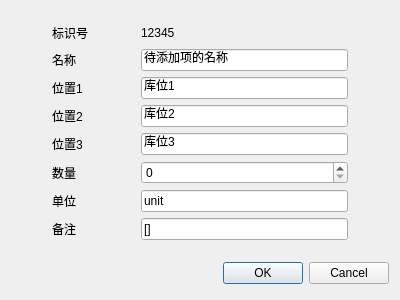
huqng/StorageManager, file StorageManager/DlgAddItem.ui: the form before one commit.
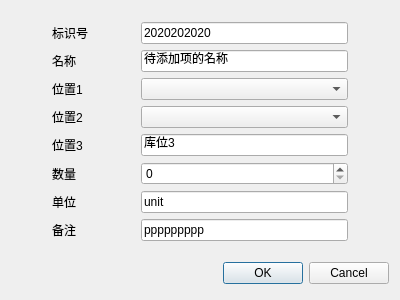
The form after the commit.

Patch:
```diff
--- a/StorageManager/DlgAddItem.ui
+++ b/StorageManager/DlgAddItem.ui
@@ -36,13 +36,6 @@
        </property>
       </widget>
      </item>
-     <item row="3" column="2">
-      <widget class="QLineEdit" name="lineEditItemPosition2">
-       <property name="text">
-        <string>库位2</string>
-       </property>
-      </widget>
-     </item>
      <item row="6" column="1">
       <widget class="QLabel" name="label_8">
        <property name="text">
@@ -58,7 +51,11 @@
       </widget>
      </item>
      <item row="5" column="2">
-      <widget class="QSpinBox" name="sbItemQuantity"/>
+      <widget class="QSpinBox" name="sbItemQuantity">
+       <property name="maximum">
+        <number>9999</number>
+       </property>
+      </widget>
      </item>
      <item row="3" column="1">
       <widget class="QLabel" name="label_5">
@@ -81,13 +78,6 @@
        </property>
       </widget>
      </item>
-     <item row="2" column="2">
-      <widget class="QLineEdit" name="lineEditItemPosition1">
-       <property name="text">
-        <string>库位1</string>
-       </property>
-      </widget>
-     </item>
      <item row="6" column="2">
       <widget class="QLineEdit" name="lineEditItemUnit">
        <property name="text">
@@ -107,12 +97,8 @@
        <property name="text">
         <string>待添加项的名称</string>
        </property>
-      </widget>
-     </item>
-     <item row="0" column="2">
-      <widget class="QLabel" name="labelItemID">
-       <property name="text">
-        <string>12345</string>
+       <property name="maxLength">
+        <number>32</number>
        </property>
       </widget>
      </item>
@@ -133,7 +119,10 @@
      <item row="7" column="2">
       <widget class="QLineEdit" name="lineEditComments">
        <property name="text">
-        <string>[]</string>
+        <string>ppppppppp</string>
+       </property>
+       <property name="maxLength">
+        <number>256</number>
        </property>
       </widget>
      </item>
@@ -163,6 +152,22 @@
        </property>
       </spacer>
      </item>
+     <item row="0" column="2">
+      <widget class="QLineEdit" name="lineEditItemID">
+       <property name="text">
+        <string>2020202020</string>
+       </property>
+       <property name="maxLength">
+        <number>32</number>
+       </property>
+      </widget>
+     </item>
+     <item row="2" column="2">
+      <widget class="QComboBox" name="cbPosition1"/>
+     </item>
+     <item row="3" column="2">
+      <widget class="QComboBox" name="cbPosition2"/>
+     </item>
     </layout>
    </item>
    <item>
```
Left out of the diff: 6 changed lines with no effect on the pictures.
